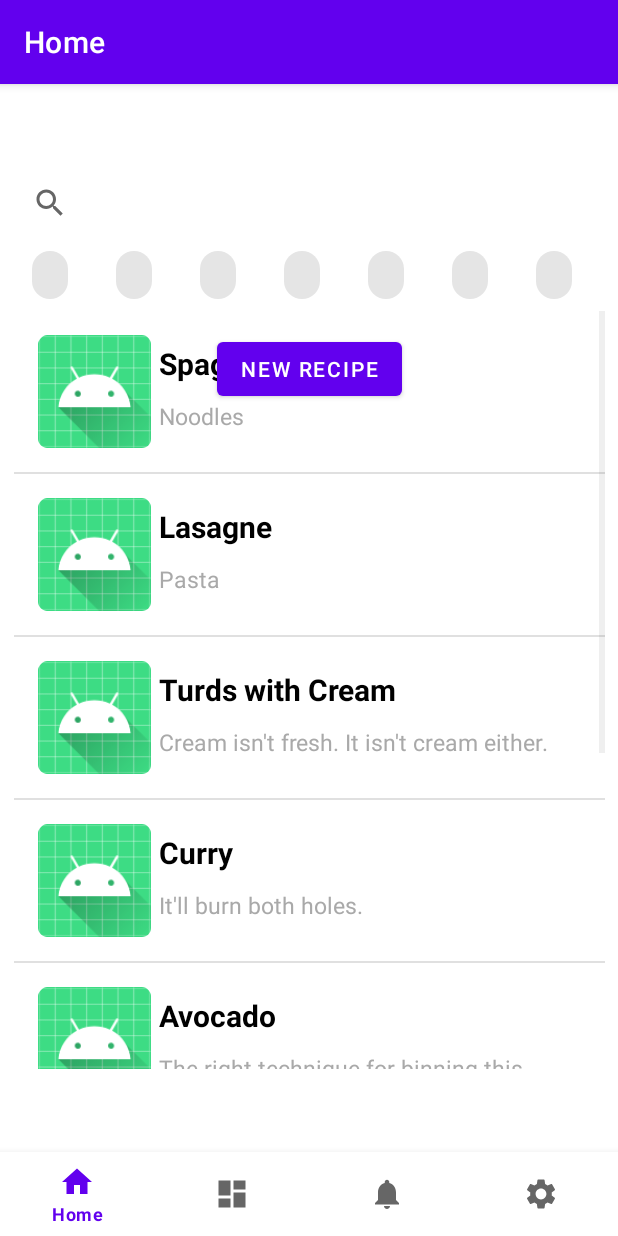
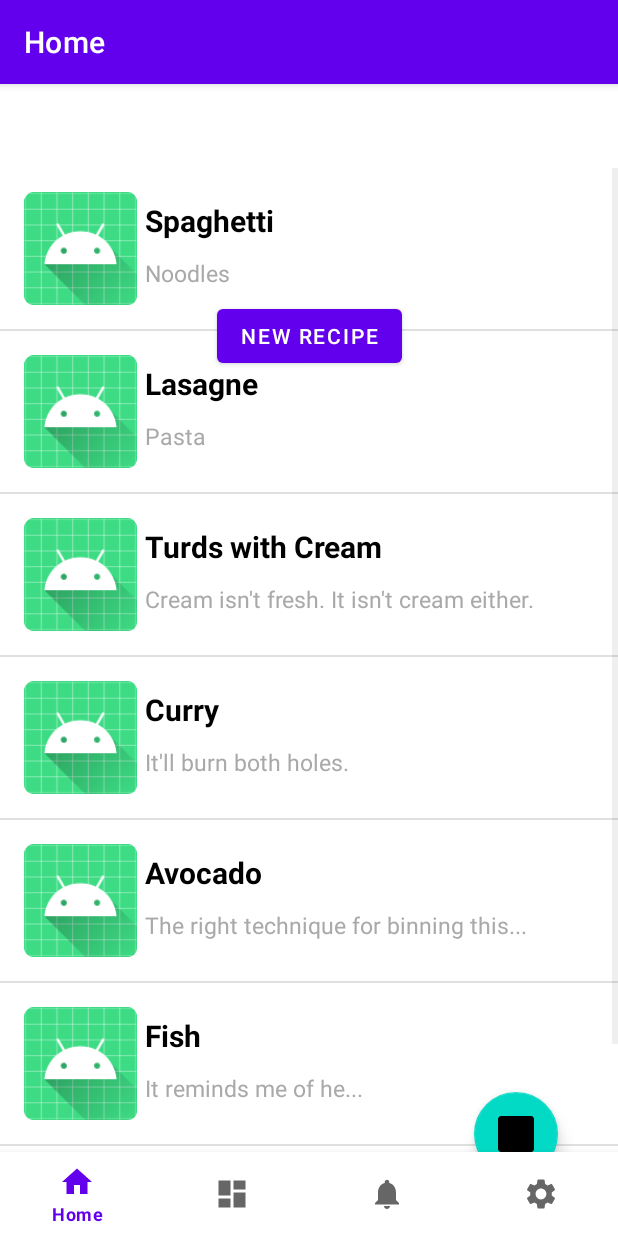
Before and after one commit to ChrisHo02/UniChef, an Android app: the MainActivity screen opened directly, with no data from a screen before it, on a phone screen of 412 x 824 dp. Run offline under Robolectric (Android 15) with nearby library versions, the phone set to English and light mode, and no system bars; our stand-ins replace navigation-ui.

Commit message:
Revert "Merge branch 'FinalMerge' of https://github.com/ChrisHo02/UniChef into FinalMerge"
This reverts commit f6ea21c314ed6d8e0b8fc7a3d403166ca48f9223, reversing
changes made to cc217a7d7d026f01a736bb8bba1db983eebc2250.

```diff
--- a/UniChef/app/build.gradle
+++ b/UniChef/app/build.gradle
@@ -31,15 +31,15 @@ android {
 dependencies {
 
     implementation 'androidx.appcompat:appcompat:1.2.0'
-    implementation 'com.google.android.material:material:1.3.0'
+    implementation 'com.google.android.material:material:1.2.1'
     implementation 'androidx.constraintlayout:constraintlayout:2.0.4'
     implementation 'androidx.vectordrawable:vectordrawable:1.1.0'
     implementation 'androidx.navigation:navigation-fragment:2.3.3'
     implementation 'androidx.navigation:navigation-ui:2.3.3'
-    implementation 'androidx.lifecycle:lifecycle-livedata-ktx:2.3.0'
-    implementation 'androidx.lifecycle:lifecycle-viewmodel-ktx:2.3.0'
+    implementation 'androidx.lifecycle:lifecycle-livedata-ktx:2.2.0'
+    implementation 'androidx.lifecycle:lifecycle-viewmodel-ktx:2.2.0'
     implementation 'androidx.preference:preference:1.1.1'
-    testImplementation 'junit:junit:4.13.2'
+    testImplementation 'junit:junit:4.+'
     androidTestImplementation 'androidx.test.ext:junit:1.1.2'
     androidTestImplementation 'androidx.test.espresso:espresso-core:3.3.0'
 }
--- a/UniChef/app/src/main/AndroidManifest.xml
+++ b/UniChef/app/src/main/AndroidManifest.xml
@@ -6,8 +6,7 @@
     <uses-permission android:name="android.permission.INTERNET" />
     <uses-permission android:name="android.permission.ACCESS_NETWORK_STATE" />
     <uses-permission android:name="android.permission.VIBRATE" />
-    <uses-permission android:name="android.permission.WRITE_EXTERNAL_STORAGE"
-        tools:ignore="ScopedStorage" />
+    <uses-permission android:name="android.permission.WRITE_EXTERNAL_STORAGE" />
     <uses-permission android:name="android.permission.READ_PHONE_STATE" />
     <uses-permission android:name="android.permission.READ_EXTERNAL_STORAGE" />
 
@@ -18,10 +17,11 @@
         android:roundIcon="@mipmap/ic_launcher_round"
         android:supportsRtl="true"
         android:theme="@style/Theme.UniChef">
-        <activity android:name=".UploadRecipe" />
-        <activity android:name=".ViewRecipeActivity" />
+        <activity android:name=".UploadRecipe"></activity>
+        <activity android:name=".ViewRecipeActivity"></activity>
+
         <activity
-            android:name=".LoginActivity"
+            android:name=".SignupActivity"
             android:label="@string/app_name">
             <intent-filter>
                 <action android:name="android.intent.action.MAIN" />
@@ -29,8 +29,10 @@
                 <category android:name="android.intent.category.LAUNCHER" />
             </intent-filter>
         </activity>
-        <activity android:name=".MainActivity" />
-        <activity android:name=".SignupActivity" />
+        <activity
+            android:name=".MainActivity" />
+        <activity
+            android:name=".LoginActivity" />
     </application>
 
 </manifest>
--- a/UniChef/app/src/main/java/com/example/unichef/MainActivity.java
+++ b/UniChef/app/src/main/java/com/example/unichef/MainActivity.java
@@ -7,11 +7,9 @@ import android.widget.Button;
 
 import com.google.android.material.bottomnavigation.BottomNavigationView;
 
-import androidx.appcompat.app.ActionBar;
 import androidx.appcompat.app.AppCompatActivity;
 import androidx.navigation.NavController;
 import androidx.navigation.Navigation;
-import androidx.navigation.fragment.NavHostFragment;
 import androidx.navigation.ui.AppBarConfiguration;
 import androidx.navigation.ui.NavigationUI;
 
@@ -29,16 +27,18 @@ public class MainActivity extends AppCompatActivity {
         AppBarConfiguration appBarConfiguration = new AppBarConfiguration.Builder(
                 R.id.navigation_home, R.id.navigation_dashboard, R.id.navigation_notifications)
                 .build();
-        NavHostFragment navHostFragment = (NavHostFragment) getSupportFragmentManager().findFragmentById(R.id.nav_host_fragment);
-        NavController navController = navHostFragment.getNavController();
+        NavController navController = Navigation.findNavController(this, R.id.nav_host_fragment);
         NavigationUI.setupActionBarWithNavController(this, navController, appBarConfiguration);
         NavigationUI.setupWithNavController(navView, navController);
 
-        uploadRecipe = findViewById(R.id.button);
-        uploadRecipe.setOnClickListener(v -> {
-            Intent intent = new Intent(MainActivity.this,
-                    UploadRecipe.class);
-            startActivity(intent);
+        uploadRecipe = (Button)findViewById(R.id.button);
+        uploadRecipe.setOnClickListener(new View.OnClickListener() {
+            @Override
+            public void onClick(View v) {
+                Intent intent = new Intent(MainActivity.this,
+                        UploadRecipe.class);
+                startActivity(intent);
+            }
         });
 
     }
--- a/UniChef/app/src/main/java/com/example/unichef/models/Comment.java
+++ /dev/null
@@ -1,4 +0,0 @@
-package com.example.unichef.models;
-
-public class Comment {
-}
--- a/UniChef/app/src/main/java/com/example/unichef/models/Equipment.java
+++ /dev/null
@@ -1,4 +0,0 @@
-package com.example.unichef.models;
-
-public class Equipment {
-}
--- a/UniChef/app/src/main/java/com/example/unichef/models/Ingredient.java
+++ /dev/null
@@ -1,4 +0,0 @@
-package com.example.unichef.models;
-
-public class Ingredient {
-}
--- a/UniChef/app/src/main/java/com/example/unichef/models/Instruction.java
+++ /dev/null
@@ -1,4 +0,0 @@
-package com.example.unichef.models;
-
-public class Instruction {
-}
--- a/UniChef/app/src/main/java/com/example/unichef/models/Recipe.java
+++ /dev/null
@@ -1,4 +0,0 @@
-package com.example.unichef.models;
-
-public class Recipe {
-}
--- a/UniChef/app/src/main/java/com/example/unichef/models/Tag.java
+++ /dev/null
@@ -1,4 +0,0 @@
-package com.example.unichef.models;
-
-public class Tag {
-}
--- a/UniChef/app/src/main/java/com/example/unichef/models/User.java
+++ /dev/null
@@ -1,4 +0,0 @@
-package com.example.unichef.models;
-
-public class User {
-}
--- a/UniChef/app/src/main/java/com/example/unichef/ui/home/HomeFragment.java
+++ b/UniChef/app/src/main/java/com/example/unichef/ui/home/HomeFragment.java
@@ -40,6 +40,8 @@ public class HomeFragment extends Fragment {
             }
         });*/
 
+        //listView = root.findViewById(R.id.listView);
+
         listView = root.findViewById(R.id.listView);
         listView.setOnItemClickListener(new AdapterView.OnItemClickListener() {
             @Override
@@ -48,11 +50,12 @@ public class HomeFragment extends Fragment {
             }
         });
 
-        MyAdapter adapter = new MyAdapter(getActivity(), recipeTitle, recipeDescription);
+        MyAdapter adapter  = new MyAdapter(getActivity(), recipeTitle, recipeDescription);
         listView.setAdapter(adapter);
 
         return root;
     }
+
 
     class MyAdapter extends ArrayAdapter<String>{
         Context context;
--- a/UniChef/app/src/main/res/layout/activity_main.xml
+++ b/UniChef/app/src/main/res/layout/activity_main.xml
@@ -1,8 +1,10 @@
 <?xml version="1.0" encoding="utf-8"?>
 <androidx.constraintlayout.widget.ConstraintLayout xmlns:android="http://schemas.android.com/apk/res/android"
     xmlns:app="http://schemas.android.com/apk/res-auto"
+    xmlns:tools="http://schemas.android.com/tools"
     android:layout_width="match_parent"
-    android:layout_height="match_parent">
+    android:layout_height="match_parent"
+    android:paddingTop="?attr/actionBarSize">
 
     <com.google.android.material.bottomnavigation.BottomNavigationView
         android:id="@+id/nav_view"
@@ -16,13 +18,13 @@
         app:layout_constraintRight_toRightOf="parent"
         app:menu="@menu/bottom_nav_menu" />
 
-    <androidx.fragment.app.FragmentContainerView
+    <fragment
         android:id="@+id/nav_host_fragment"
         android:name="androidx.navigation.fragment.NavHostFragment"
-        android:layout_width="394dp"
-        android:layout_height="601dp"
+        android:layout_width="match_parent"
+        android:layout_height="match_parent"
         app:defaultNavHost="true"
-        app:layout_constraintBottom_toTopOf="@+id/nav_view"
+        app:layout_constraintBottom_toTopOf="@id/nav_view"
         app:layout_constraintLeft_toLeftOf="parent"
         app:layout_constraintRight_toRightOf="parent"
         app:layout_constraintTop_toTopOf="parent"
--- a/UniChef/app/src/main/res/layout/fragment_dashboard.xml
+++ b/UniChef/app/src/main/res/layout/fragment_dashboard.xml
@@ -17,6 +17,7 @@
         app:layout_constraintBottom_toBottomOf="parent"
         app:layout_constraintEnd_toEndOf="parent"
         app:layout_constraintStart_toStartOf="parent"
-        app:layout_constraintTop_toTopOf="parent" />
+        app:layout_constraintTop_toTopOf="parent"
+        android:gravity="center_horizontal" />
 
 </androidx.constraintlayout.widget.ConstraintLayout>
--- a/UniChef/app/src/main/res/layout/fragment_home.xml
+++ b/UniChef/app/src/main/res/layout/fragment_home.xml
@@ -1,92 +1,33 @@
 <?xml version="1.0" encoding="utf-8"?>
-<LinearLayout xmlns:android="http://schemas.android.com/apk/res/android"
+<LinearLayout
+    xmlns:android="http://schemas.android.com/apk/res/android"
+    xmlns:app="http://schemas.android.com/apk/res-auto"
     xmlns:tools="http://schemas.android.com/tools"
     android:layout_width="match_parent"
     android:layout_height="match_parent"
-    android:orientation="vertical"
     tools:context=".ui.home.HomeFragment">
 
-    <SearchView
+    <FrameLayout
         android:layout_width="match_parent"
-        android:layout_height="wrap_content">
-
-    </SearchView>
-
-    <HorizontalScrollView
-        android:layout_width="match_parent"
-        android:layout_height="wrap_content"
-        android:scrollbars="none">
-
-        <LinearLayout
-            android:layout_width="wrap_content"
-            android:layout_height="match_parent"
-            android:orientation="vertical">
-
-            <com.google.android.material.chip.ChipGroup
-                android:layout_width="match_parent"
-                android:layout_height="wrap_content"
-                android:scrollbars="horizontal">
-
-                <com.google.android.material.chip.Chip
-                    android:id="@+id/chip6"
-                    android:layout_width="wrap_content"
-                    android:layout_height="wrap_content" />
-
-                <com.google.android.material.chip.Chip
-                    android:id="@+id/chip7"
-                    android:layout_width="wrap_content"
-                    android:layout_height="wrap_content" />
-
-                <com.google.android.material.chip.Chip
-                    android:id="@+id/chip8"
-                    android:layout_width="wrap_content"
-                    android:layout_height="wrap_content" />
-
-                <com.google.android.material.chip.Chip
-                    android:id="@+id/chip10"
-                    android:layout_width="wrap_content"
-                    android:layout_height="wrap_content" />
-
-                <com.google.android.material.chip.Chip
-                    android:id="@+id/chip11"
-                    android:layout_width="wrap_content"
-                    android:layout_height="wrap_content" />
-
-                <com.google.android.material.chip.Chip
-                    android:id="@+id/chip9"
-                    android:layout_width="wrap_content"
-                    android:layout_height="wrap_content" />
-
-                <com.google.android.material.chip.Chip
-                    android:id="@+id/chip4"
-                    android:layout_width="wrap_content"
-                    android:layout_height="wrap_content"
-                    tools:text="Vegan" />
-
-                <com.google.android.material.chip.Chip
-                    android:id="@+id/chip5"
-                    android:layout_width="wrap_content"
-                    android:layout_height="wrap_content"
-                    tools:text="MEAT" />
-            </com.google.android.material.chip.ChipGroup>
-        </LinearLayout>
-    </HorizontalScrollView>
-
-    <LinearLayout
-        android:layout_width="match_parent"
-        android:layout_height="match_parent"
-        android:orientation="horizontal">
+        android:layout_height="match_parent">
 
         <ListView
-            android:id="@+id/listView"
             android:layout_width="match_parent"
             android:layout_height="match_parent"
+            android:id="@+id/listView"
 
-            >
+            ></ListView>
 
-        </ListView>
+        <com.google.android.material.floatingactionbutton.FloatingActionButton
+            android:id="@+id/fab"
+            android:layout_width="wrap_content"
+            android:layout_height="wrap_content"
+            android:layout_gravity="end|bottom"
+            android:src="@mipmap/ic_launcher"
+            android:layout_margin="40dp" />
 
-    </LinearLayout>
+        </FrameLayout>
+
 
 
 </LinearLayout>
```
